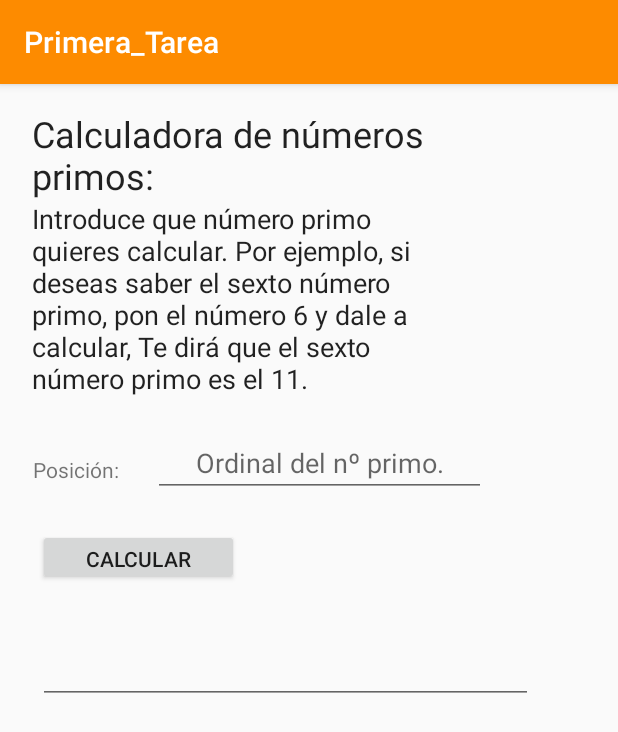
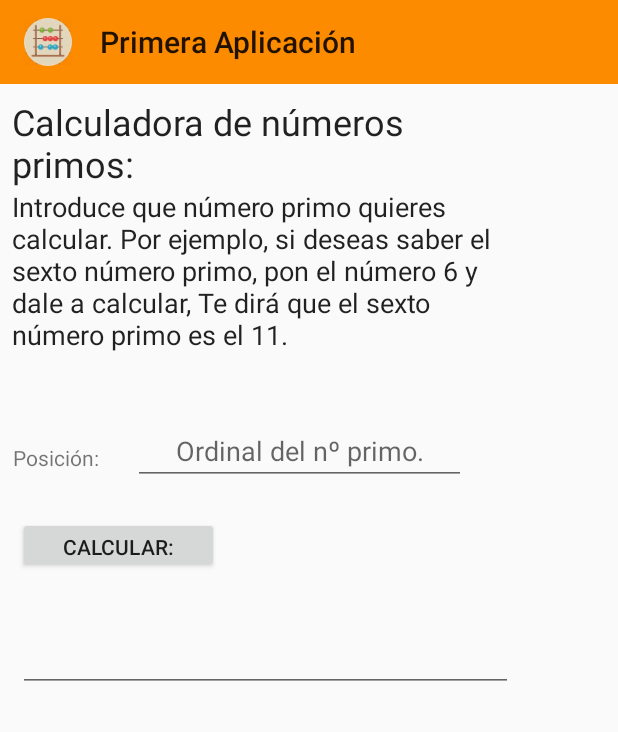
Before and after one commit to chern007/calculadoraPrimos, an Android app: the screen it shows after launch (MainActivity), on a phone screen of 412 x 824 dp. Shown: the top 732 px of the screen. Run offline under Robolectric (Android 15) with nearby library versions, the phone set to English and light mode, and no system bars.

Commit message:
finalizado
a falta de mejorar a un mas - FUNCIONA TODO

```diff
--- a/app/src/main/AndroidManifest.xml
+++ b/app/src/main/AndroidManifest.xml
@@ -9,7 +9,7 @@
         android:roundIcon="@mipmap/ic_launcher"
         android:supportsRtl="true"
         android:theme="@style/AppTheme" >
-        <activity android:icon="@drawable/ic_action_name" android:name=".MainActivity"  android:screenOrientation="portrait">
+        <activity android:name=".MainActivity"  android:screenOrientation="portrait">
             <intent-filter>
                 <action android:name="android.intent.action.MAIN" />
 
--- a/app/src/main/java/com/example/chern007/calculadoraprimos/MainActivity.java
+++ b/app/src/main/java/com/example/chern007/calculadoraprimos/MainActivity.java
@@ -4,6 +4,7 @@ import android.content.DialogInterface;
 import android.os.Bundle;
 import android.support.v7.app.AlertDialog;
 import android.support.v7.app.AppCompatActivity;
+import android.support.v7.widget.Toolbar;
 import android.view.View;
 import android.widget.Button;
 import android.widget.EditText;
@@ -14,11 +15,19 @@ import java.util.List;
 public class MainActivity extends AppCompatActivity {
 
     public static List<Integer> primos = new ArrayList<>();
+    Toolbar miBarra;
 
     @Override
     protected void onCreate(Bundle savedInstanceState) {
         super.onCreate(savedInstanceState);
         setContentView(R.layout.activity_main);
+
+        miBarra = (Toolbar) findViewById(R.id.tool_bar);
+        setSupportActionBar(miBarra);
+        getSupportActionBar().setTitle("    Primera Aplicación");
+
+        miBarra.setLogo(R.drawable.abacus_512);
+
 
         //Creo una ventana de alerta para avisar si no se ha introducido algun valor
         final AlertDialog alertDialog = new AlertDialog.Builder(MainActivity.this).create();
--- a/app/src/main/res/layout/activity_main.xml
+++ b/app/src/main/res/layout/activity_main.xml
@@ -8,7 +8,10 @@
     tools:context="com.example.chern007.calculadoraprimos.MainActivity">
 
 
-
+<include
+    layout="@layout/mytoolbar"
+    android:id="@+id/tool_bar"
+    />
 
 
     <EditText
@@ -18,7 +21,6 @@
         android:layout_marginBottom="8dp"
         android:layout_marginLeft="8dp"
         android:layout_marginRight="8dp"
-        android:layout_marginTop="16dp"
         android:background="@null"
         android:contextClickable="false"
         android:drawableBottom="@android:color/transparent"
@@ -29,13 +31,14 @@
         android:text="@string/txtTitulo"
         android:textSize="24sp"
         app:layout_constraintBottom_toBottomOf="parent"
-        app:layout_constraintHorizontal_bias="0.2"
+        app:layout_constraintHorizontal_bias="0.0"
         app:layout_constraintLeft_toLeftOf="parent"
         app:layout_constraintRight_toRightOf="parent"
-        app:layout_constraintTop_toTopOf="parent"
-        app:layout_constraintVertical_bias="0.0"
         tools:clickable="false"
-        tools:gravity="top" />
+        tools:gravity="top"
+        android:layout_marginTop="8dp"
+        app:layout_constraintTop_toBottomOf="@+id/tool_bar"
+        app:layout_constraintVertical_bias="0.0" />
 
     <EditText
         android:id="@+id/mtxtInstru"
@@ -75,7 +78,7 @@
         app:layout_constraintLeft_toRightOf="@+id/lblPosicion"
         android:imeOptions="actionDone"
         android:maxLines="1"
-        android:hint="Ordinal del nº primo."
+        android:hint="@string/hitInput"
         android:cursorVisible="false"
         android:gravity="center_horizontal"
         android:layout_marginLeft="23dp" />
@@ -86,7 +89,7 @@
         android:layout_width="134dp"
         android:layout_height="37dp"
         android:layout_marginLeft="4dp"
-        android:text="Calcular"
+        android:text="@string/btnText"
         app:layout_constraintLeft_toLeftOf="@+id/mtxtInstru"
         app:layout_constraintTop_toBottomOf="@+id/lblPosicion"
         android:layout_marginTop="30dp" />
--- /dev/null
+++ b/app/src/main/res/layout/mytoolbar.xml
@@ -0,0 +1,7 @@
+<?xml version="1.0" encoding="utf-8"?>
+<android.support.v7.widget.Toolbar xmlns:android="http://schemas.android.com/apk/res/android"
+    android:layout_width="match_parent"
+    android:layout_height="wrap_content"
+    android:background="@color/colorPrimary">
+
+</android.support.v7.widget.Toolbar>
--- a/app/src/main/res/values/strings.xml
+++ b/app/src/main/res/values/strings.xml
@@ -1,6 +1,9 @@
 <resources>
-    <string name="app_name">Primera_Tarea</string>
+    <string name="app_name">Primera Tarea</string>
     <string name="txtTitulo">Calculadora de números primos:</string>
-    <string name="txtInstrucciones">Introduce que número primo\nquieres calcular. Por ejemplo, si\ndeseas saber el sexto número\nprimo, pon el número 6 y dale a\ncalcular, Te dirá que el sexto\nnúmero primo es el 11.</string>
+    <string name="txtInstrucciones">Introduce que número primo quieres calcular. Por ejemplo, si deseas saber el sexto número primo, pon el número 6 y dale a calcular, Te dirá que el sexto número primo es el 11.</string>
     <string name="txtLabel">Posición:</string>
+    <string name="btnText">Calcular:</string>
+    <string name="hitInput">Ordinal del nº primo.</string>
+
 </resources>
--- a/app/src/main/res/values/styles.xml
+++ b/app/src/main/res/values/styles.xml
@@ -1,7 +1,7 @@
 <resources>
 
     <!-- Base application theme. -->
-    <style name="AppTheme" icon="@drawable/ic_action_name" parent="Theme.AppCompat.Light.DarkActionBar">
+    <style name="AppTheme" parent="Theme.AppCompat.Light.NoActionBar">
         <!-- Customize your theme here. -->
         <item name="colorPrimary">@color/colorPrimary</item>
         <item name="colorPrimaryDark">@color/colorPrimaryDark</item>
```
Also changed, not shown: app/src/main/ic_launcher-web.png, app/src/main/res/drawable-hdpi/abacus_512.png (added), app/src/main/res/drawable-hdpi/ic_action_name.png, app/src/main/res/drawable-mdpi/abacus_512.png (added), app/src/main/res/drawable-mdpi/ic_action_name.png, app/src/main/res/drawable-xhdpi/abacus_512.png (added), app/src/main/res/drawable-xhdpi/ic_action_name.png, app/src/main/res/drawable-xxhdpi/abacus_512.png (added), app/src/main/res/drawable-xxxhdpi/abacus_512.png (added), app/src/main/res/mipmap-hdpi/ic_launcher.png, app/src/main/res/mipmap-mdpi/ic_launcher.png, app/src/main/res/mipmap-xhdpi/ic_launcher.png, app/src/main/res/mipmap-xxhdpi/ic_launcher.png, app/src/main/res/mipmap-xxxhdpi/ic_launcher.png.
